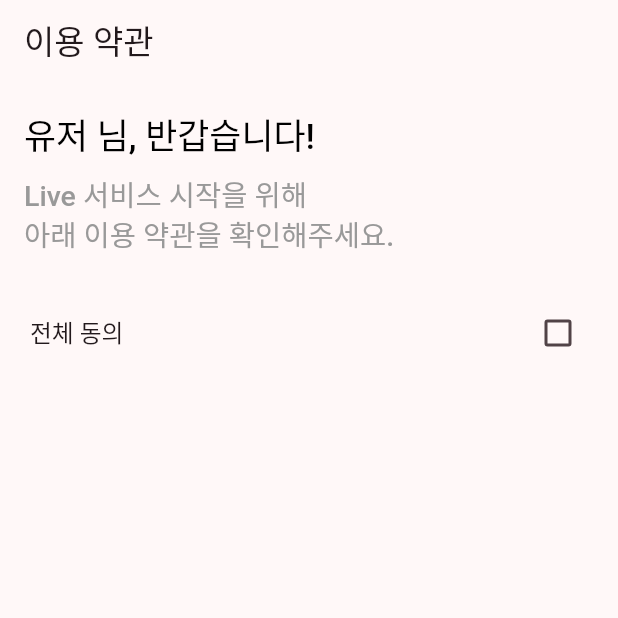
After one commit to Live-2025-Hanium/live_frontend, a Flutter app: the TermsScreen screen opened by its route, on a phone screen of 412 x 824 dp, the top half of it. The commit adds this screen. Run offline on Flutter 3.47's test engine with Material 3 defaults, Android fonts, the phone set to English and light mode, and no system bars; our stand-ins replace firebase_core, flutter_dotenv, flutter_riverpod, flutter_screenutil, flutter_svg, go_router and 1 more; missing offline and left inert: kakao_flutter_sdk_user; accounts and stored records are empty; Roboto replaces fonts that are missing (Pretendard); project files that could hold a hidden picture were left out.

Commit message:
Feat: 약관 동의 페이지 구현 WIP

```diff
--- /dev/null
+++ b/devtools_options.yaml
@@ -0,0 +1,3 @@
+description: This file stores settings for Dart & Flutter DevTools.
+documentation: https://docs.flutter.dev/tools/devtools/extensions#configure-extension-enablement-states
+extensions:
--- a/lib/routers/app_router.dart
+++ b/lib/routers/app_router.dart
@@ -1,6 +1,7 @@
 import 'package:flutter/material.dart';
 import 'package:go_router/go_router.dart';
 import 'package:flutter_riverpod/flutter_riverpod.dart';
+import 'package:live_frontend/screens/terms/terms_screen.dart';
 import '../screens/login/login_screen.dart';
 import '../screens/home.dart';
 import '../providers/auth_provider.dart';
@@ -33,14 +34,20 @@ final routerProvider = Provider<GoRouter>((ref) {
       // 2. 로그인 안 돼있고 로그인 페이지가 아니면 → 로그인으로
       if (!isLoggedIn && !isOnLoginPage) return '/login';
 
-      // 3. 로그인 돼있는데 로그인 페이지 가려고 하면 → 홈으로
-      if (isLoggedIn && isOnLoginPage) return '/home';
+      // 3. 로그인 돼있는데 로그인 페이지 가려고 하면 → 약관 동의 화면 (임시처리)
+      if (isLoggedIn && isOnLoginPage) return '/terms';
 
       return null;
     },
     routes: [
       GoRoute(path: '/login', builder: (context, state) => const LoginScreen()),
       GoRoute(path: '/home', builder: (context, state) => const HomeScreen()),
+      GoRoute(
+        path: '/terms',
+        builder: (context, state) {
+          return TermsScreen();
+        },
+      ),
     ],
   );
 });
--- /dev/null
+++ b/lib/screens/terms/terms_screen.dart
@@ -0,0 +1,72 @@
+import 'package:flutter/material.dart';
+import 'package:live_frontend/theme/app_text_styles.dart';
+import 'package:live_frontend/theme/app_colors.dart';
+
+class TermsScreen extends StatefulWidget {
+  @override
+  _TermsScreenState createState() => _TermsScreenState();
+}
+
+class _TermsScreenState extends State<TermsScreen> {
+  bool agreedToAll = false;
+  bool agreedToService = false;
+  bool agreedToPrivacy = false;
+  bool isOlderThen14 = false;
+  bool agreedToThirdParty = false;
+
+  String userName = "유저"; // Replace with actual user name
+
+  void updateAll(bool? value) {
+    setState(() {
+      agreedToAll = value ?? false;
+      agreedToService = value ?? false;
+      agreedToPrivacy = value ?? false;
+      isOlderThen14 = value ?? false;
+      agreedToThirdParty = value ?? false;
+    });
+  }
+
+  @override
+  Widget build(BuildContext context) {
+    return Scaffold(
+      appBar: AppBar(title: Text('이용 약관')),
+      body: Padding(
+        padding: const EdgeInsets.all(16.0),
+        child: Column(
+          mainAxisAlignment: MainAxisAlignment.start,
+          crossAxisAlignment: CrossAxisAlignment.start,
+          children: [
+            Text(
+              "$userName 님, 반갑습니다!",
+              style: AppTextStyles.titleMedium(context, color: Colors.black),
+            ),
+            SizedBox(height: 8.0),
+            Text(
+              "Live 서비스 시작을 위해 \n아래 이용 약관을 확인해주세요.",
+              style: AppTextStyles.subtitleMedium(
+                context,
+                color: AppColors.blackBlack4,
+              ),
+            ),
+            SizedBox(height: 16.0),
+            Padding(
+              padding: EdgeInsets.only(
+                left: 4.0,
+                right: 0,
+                top: 12.0,
+                bottom: 12.0,
+              ),
+              child: Row(
+                mainAxisAlignment: MainAxisAlignment.spaceBetween,
+                children: [
+                  Text("전체 동의", style: AppTextStyles.bodyMedium(context)),
+                  Checkbox(value: agreedToAll, onChanged: updateAll),
+                ],
+              ),
+            ),
+          ],
+        ),
+      ),
+    );
+  }
+}
```
